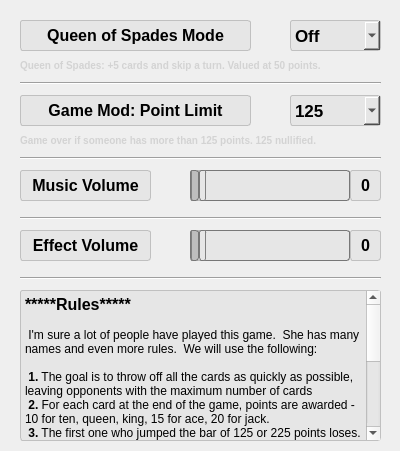
First picture: the form in optionwindow.ui, repository Dandddyy/Bridge, before the edit.
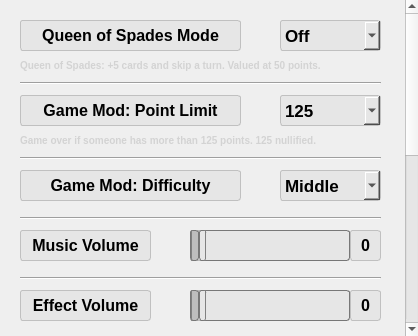
Second picture: the form after the edit.

The edit to the form file:
```diff
--- a/optionwindow.ui
+++ b/optionwindow.ui
@@ -6,8 +6,8 @@
    <rect>
     <x>0</x>
     <y>0</y>
-    <width>400</width>
-    <height>451</height>
+    <width>418</width>
+    <height>336</height>
    </rect>
   </property>
   <property name="windowTitle">
@@ -22,202 +22,77 @@
 background-color: rgb(163, 3, 47);
 }</string>
   </property>
-  <widget class="QComboBox" name="comboBox">
+  <widget class="QScrollArea" name="scrollArea">
    <property name="geometry">
     <rect>
-     <x>290</x>
-     <y>20</y>
-     <width>91</width>
-     <height>31</height>
+     <x>-1</x>
+     <y>-1</y>
+     <width>421</width>
+     <height>338</height>
     </rect>
    </property>
-   <property name="layoutDirection">
-    <enum>Qt::LeftToRight</enum>
-   </property>
    <property name="styleSheet">
-    <string notr="true">font-family: &quot;Segoe UI&quot;;
-    font-size: 13pt;
-    border: 1px solid;
-    border-color: rgb(192,192,192); 
-    border-radius: 3px; 
- background-color: rgb(230,230,230);
-    color: black;
-    font: bold;</string>
+    <string notr="true">QScrollArea QScrollBar:vertical {
+        border: 1px solid grey; /* Светло-серый цвет границы */
+        background: #F0F0F0; /* Светло-серый цвет фона полосы прокрутки */
+        width: 10px; /* Ширина полосы прокрутки */
+        border-radius: 4px; /* Скругление углов */
+    }
+
+    QScrollArea QScrollBar::handle:vertical {
+        background-color: darkgrey; /* Серый цвет ползунка */
+        min-height: 20px; /* Минимальная высота ползунка */
+        border-radius: 4px; /* Скругление углов ползунка */
+    }
+
+    QScrollArea QScrollBar::add-line:vertical, QScrollArea QScrollBar::sub-line:vertical {
+        border: none;
+        background: none;
+        height: 0px;
+    }
+
+    QScrollArea QScrollBar::up-arrow:vertical, QScrollArea QScrollBar::down-arrow:vertical {
+        width: 0px;
+        height: 0px;
+        background: none;
+    }
+
+    QScrollArea QScrollBar::add-page:vertical, QScrollArea QScrollBar::sub-page:vertical {
+        background: none;
+    }</string>
    </property>
-   <item>
-    <property name="text">
-     <string>Off</string>
-    </property>
-   </item>
-   <item>
-    <property name="text">
-     <string>On</string>
-    </property>
-   </item>
-  </widget>
-  <widget class="QLabel" name="label">
-   <property name="geometry">
-    <rect>
-     <x>20</x>
-     <y>20</y>
-     <width>231</width>
-     <height>31</height>
-    </rect>
+   <property name="widgetResizable">
+    <bool>true</bool>
    </property>
-   <property name="styleSheet">
-    <string notr="true">font-family: &quot;Segoe UI&quot;;
-    font-size: 12pt;
-    border: 1px solid;
-    border-color: rgb(192,192,192); 
-    border-radius: 3px; 
- background-color: rgb(230,230,230);
-    color: black;
-    font: bold;</string>
-   </property>
-   <property name="text">
-    <string>Queen of Spades Mode</string>
-   </property>
-   <property name="alignment">
-    <set>Qt::AlignCenter</set>
-   </property>
-  </widget>
-  <widget class="QLabel" name="label_2">
-   <property name="geometry">
-    <rect>
-     <x>20</x>
-     <y>55</y>
-     <width>301</width>
-     <height>21</height>
-    </rect>
-   </property>
-   <property name="styleSheet">
-    <string notr="true">font-family: &quot;Segoe UI&quot;;
-font: bold;
-font-size: 10px;
-color: lightgrey</string>
-   </property>
-   <property name="text">
-    <string>Queen of Spades: +5 cards and skip a turn. Valued at 50 points.</string>
-   </property>
-  </widget>
-  <widget class="Line" name="line">
-   <property name="geometry">
-    <rect>
-     <x>20</x>
-     <y>75</y>
-     <width>361</width>
-     <height>16</height>
-    </rect>
-   </property>
-   <property name="orientation">
-    <enum>Qt::Horizontal</enum>
-   </property>
-  </widget>
-  <widget class="QLabel" name="label_3">
-   <property name="geometry">
-    <rect>
-     <x>20</x>
-     <y>95</y>
-     <width>231</width>
-     <height>31</height>
-    </rect>
-   </property>
-   <property name="styleSheet">
-    <string notr="true">font-family: &quot;Segoe UI&quot;;
-    font-size: 12pt;
-    border: 1px solid;
-    border-color: rgb(192,192,192); 
-    border-radius: 3px; 
- background-color: rgb(230,230,230);
-    color: black;
-    font: bold;</string>
-   </property>
-   <property name="text">
-    <string>Game Mod: Point Limit</string>
-   </property>
-   <property name="alignment">
-    <set>Qt::AlignCenter</set>
-   </property>
-  </widget>
-  <widget class="QLabel" name="label_4">
-   <property name="geometry">
-    <rect>
-     <x>20</x>
-     <y>130</y>
-     <width>351</width>
-     <height>21</height>
-    </rect>
-   </property>
-   <property name="styleSheet">
-    <string notr="true">font-family: &quot;Segoe UI&quot;;
-font: bold;
-font-size: 10px;
-color: lightgrey</string>
-   </property>
-   <property name="text">
-    <string>Game over if someone has more than 125 points. 125 nullified.</string>
-   </property>
-  </widget>
-  <widget class="QComboBox" name="comboBox_2">
-   <property name="geometry">
-    <rect>
-     <x>290</x>
-     <y>95</y>
-     <width>91</width>
-     <height>31</height>
-    </rect>
-   </property>
-   <property name="layoutDirection">
-    <enum>Qt::LeftToRight</enum>
-   </property>
-   <property name="styleSheet">
-    <string notr="true">font-family: &quot;Segoe UI&quot;;
-    font-size: 13pt;
-    border: 1px solid;
-    border-color: rgb(192,192,192); 
-    border-radius: 3px; 
- background-color: rgb(230,230,230);
-    color: black;
-    font: bold;</string>
-   </property>
-   <item>
-    <property name="text">
-     <string>125</string>
+   <widget class="QWidget" name="scrollAreaWidgetContents_2">
+    <property name="geometry">
+     <rect>
+      <x>0</x>
+      <y>0</y>
+      <width>409</width>
+      <height>729</height>
+     </rect>
     </property>
-   </item>
-   <item>
-    <property name="text">
-     <string>225</string>
+    <property name="minimumSize">
+     <size>
+      <width>0</width>
+      <height>729</height>
+     </size>
     </property>
-   </item>
-  </widget>
-  <widget class="Line" name="line_2">
-   <property name="geometry">
-    <rect>
-     <x>20</x>
-     <y>150</y>
-     <width>361</width>
-     <height>16</height>
-    </rect>
-   </property>
-   <property name="orientation">
-    <enum>Qt::Horizontal</enum>
-   </property>
-  </widget>
-  <widget class="QTextEdit" name="textEdit">
-   <property name="geometry">
-    <rect>
-     <x>20</x>
-     <y>290</y>
-     <width>361</width>
-     <height>151</height>
-    </rect>
-   </property>
-   <property name="contextMenuPolicy">
-    <enum>Qt::DefaultContextMenu</enum>
-   </property>
-   <property name="styleSheet">
-    <string notr="true">QTextEdit {
+    <widget class="QTextEdit" name="textEdit">
+     <property name="geometry">
+      <rect>
+       <x>20</x>
+       <y>350</y>
+       <width>361</width>
+       <height>361</height>
+      </rect>
+     </property>
+     <property name="contextMenuPolicy">
+      <enum>Qt::DefaultContextMenu</enum>
+     </property>
+     <property name="styleSheet">
+      <string notr="true">QTextEdit {
     font-family: &quot;Segoe UI&quot;;
     font-size: 12pt;
     border: 1px solid rgb(192,192,192);
@@ -282,19 +157,155 @@
 &lt;p style=&quot; margin-top:0px; margin-bottom:0px; margin-left:0px; margin-right:0px; -qt-block-indent:0; text-indent:0px;&quot;&gt;&lt;span style=&quot; font-size:9pt; font-weight:400;&quot;&gt; &lt;/span&gt;&lt;span style=&quot; font-size:9pt;&quot;&gt;8. &lt;/span&gt;&lt;span style=&quot; font-size:9pt; font-weight:400;&quot;&gt;Jack - can fall on any suit and you can order any suit&lt;/span&gt;&lt;/p&gt;
 &lt;p style=&quot; margin-top:0px; margin-bottom:0px; margin-left:0px; margin-right:0px; -qt-block-indent:0; text-indent:0px;&quot;&gt;&lt;span style=&quot; font-size:9pt; font-weight:400;&quot;&gt; &lt;/span&gt;&lt;span style=&quot; font-size:9pt;&quot;&gt;9. &lt;/span&gt;&lt;span style=&quot; font-size:9pt; font-weight:400;&quot;&gt;Ace - the next player skips a turn&lt;/span&gt;&lt;/p&gt;
 &lt;p style=&quot; margin-top:0px; margin-bottom:0px; margin-left:0px; margin-right:0px; -qt-block-indent:0; text-indent:0px;&quot;&gt;&lt;span style=&quot; font-size:9pt;&quot;&gt;10. &lt;/span&gt;&lt;span style=&quot; font-size:9pt; font-weight:400;&quot;&gt;Finished the game with a jack: -20 points, two jacks: -40, etc.&lt;/span&gt;&lt;/p&gt;&lt;/body&gt;&lt;/html&gt;</string>
-   </property>
-  </widget>
-  <widget class="QSlider" name="horizontalSlider">
-   <property name="geometry">
-    <rect>
-     <x>190</x>
-     <y>170</y>
-     <width>160</width>
-     <height>31</height>
-    </rect>
-   </property>
-   <property name="styleSheet">
-    <string notr="true">QSlider::groove:horizontal {
+     </property>
+    </widget>
+    <widget class="QLabel" name="label_2">
+     <property name="geometry">
+      <rect>
+       <x>20</x>
+       <y>55</y>
+       <width>301</width>
+       <height>21</height>
+      </rect>
+     </property>
+     <property name="styleSheet">
+      <string notr="true">font-family: &quot;Segoe UI&quot;;
+font: bold;
+font-size: 10px;
+color: lightgrey</string>
+     </property>
+     <property name="text">
+      <string>Queen of Spades: +5 cards and skip a turn. Valued at 50 points.</string>
+     </property>
+    </widget>
+    <widget class="Line" name="line_2">
+     <property name="geometry">
+      <rect>
+       <x>20</x>
+       <y>210</y>
+       <width>361</width>
+       <height>16</height>
+      </rect>
+     </property>
+     <property name="orientation">
+      <enum>Qt::Horizontal</enum>
+     </property>
+    </widget>
+    <widget class="Line" name="line_3">
+     <property name="geometry">
+      <rect>
+       <x>20</x>
+       <y>270</y>
+       <width>361</width>
+       <height>16</height>
+      </rect>
+     </property>
+     <property name="orientation">
+      <enum>Qt::Horizontal</enum>
+     </property>
+    </widget>
+    <widget class="QLabel" name="label_4">
+     <property name="geometry">
+      <rect>
+       <x>20</x>
+       <y>130</y>
+       <width>351</width>
+       <height>21</height>
+      </rect>
+     </property>
+     <property name="styleSheet">
+      <string notr="true">font-family: &quot;Segoe UI&quot;;
+font: bold;
+font-size: 10px;
+color: lightgrey</string>
+     </property>
+     <property name="text">
+      <string>Game over if someone has more than 125 points. 125 nullified.</string>
+     </property>
+    </widget>
+    <widget class="QComboBox" name="comboBox">
+     <property name="geometry">
+      <rect>
+       <x>280</x>
+       <y>20</y>
+       <width>101</width>
+       <height>31</height>
+      </rect>
+     </property>
+     <property name="layoutDirection">
+      <enum>Qt::LeftToRight</enum>
+     </property>
+     <property name="styleSheet">
+      <string notr="true">font-family: &quot;Segoe UI&quot;;
+    font-size: 13pt;
+    border: 1px solid;
+    border-color: rgb(192,192,192); 
+    border-radius: 3px; 
+ background-color: rgb(230,230,230);
+    color: black;
+    font: bold;</string>
+     </property>
+     <item>
+      <property name="text">
+       <string>Off</string>
+      </property>
+     </item>
+     <item>
+      <property name="text">
+       <string>On</string>
+      </property>
+     </item>
+    </widget>
+    <widget class="QLabel" name="label_8">
+     <property name="geometry">
+      <rect>
+       <x>350</x>
+       <y>290</y>
+       <width>31</width>
+       <height>31</height>
+      </rect>
+     </property>
+     <property name="styleSheet">
+      <string notr="true">font-family: &quot;Segoe UI&quot;;
+    font-size: 12pt;
+    border: 1px solid;
+    border-color: rgb(192,192,192); 
+    border-radius: 3px; 
+ background-color: rgb(230,230,230);
+    color: black;
+    font: bold;</string>
+     </property>
+     <property name="text">
+      <string>0</string>
+     </property>
+     <property name="alignment">
+      <set>Qt::AlignCenter</set>
+     </property>
+    </widget>
+    <widget class="Line" name="line">
+     <property name="geometry">
+      <rect>
+       <x>20</x>
+       <y>75</y>
+       <width>361</width>
+       <height>16</height>
+      </rect>
+     </property>
+     <property name="orientation">
+      <enum>Qt::Horizontal</enum>
+     </property>
+    </widget>
+    <widget class="QSlider" name="horizontalSlider">
+     <property name="geometry">
+      <rect>
+       <x>190</x>
+       <y>230</y>
+       <width>160</width>
+       <height>31</height>
+      </rect>
+     </property>
+     <property name="styleSheet">
+      <string notr="true">QSlider::groove:horizontal {
     border: 1px solid #bbb;
     height: 29px;
     border-radius: 3px;
@@ -347,48 +358,55 @@
     border-radius: 3px;
 }
 </string>
-   </property>
-   <property name="orientation">
-    <enum>Qt::Horizontal</enum>
-   </property>
-  </widget>
-  <widget class="QLabel" name="label_5">
-   <property name="geometry">
-    <rect>
-     <x>20</x>
-     <y>170</y>
-     <width>131</width>
-     <height>31</height>
-    </rect>
-   </property>
-   <property name="styleSheet">
-    <string notr="true">font-family: &quot;Segoe UI&quot;;
-    font-size: 12pt;
+     </property>
+     <property name="orientation">
+      <enum>Qt::Horizontal</enum>
+     </property>
+    </widget>
+    <widget class="QComboBox" name="comboBox_2">
+     <property name="geometry">
+      <rect>
+       <x>280</x>
+       <y>95</y>
+       <width>101</width>
+       <height>31</height>
+      </rect>
+     </property>
+     <property name="layoutDirection">
+      <enum>Qt::LeftToRight</enum>
+     </property>
+     <property name="styleSheet">
+      <string notr="true">font-family: &quot;Segoe UI&quot;;
+    font-size: 13pt;
     border: 1px solid;
     border-color: rgb(192,192,192); 
     border-radius: 3px; 
  background-color: rgb(230,230,230);
     color: black;
     font: bold;</string>
-   </property>
-   <property name="text">
-    <string>Music Volume</string>
-   </property>
-   <property name="alignment">
-    <set>Qt::AlignCenter</set>
-   </property>
-  </widget>
-  <widget class="QLabel" name="label_6">
-   <property name="geometry">
-    <rect>
-     <x>350</x>
-     <y>170</y>
-     <width>31</width>
-     <height>31</height>
-    </rect>
-   </property>
-   <property name="styleSheet">
-    <string notr="true">font-family: &quot;Segoe UI&quot;;
+     </property>
+     <item>
+      <property name="text">
+       <string>125</string>
+      </property>
+     </item>
+     <item>
+      <property name="text">
+       <string>225</string>
+      </property>
+     </item>
+    </widget>
+    <widget class="QLabel" name="label_9">
+     <property name="geometry">
+      <rect>
+       <x>20</x>
+       <y>170</y>
+       <width>221</width>
+       <height>31</height>
+      </rect>
+     </property>
+     <property name="styleSheet">
+      <string notr="true">font-family: &quot;Segoe UI&quot;;
     font-size: 12pt;
     border: 1px solid;
     border-color: rgb(192,192,192); 
@@ -396,25 +414,25 @@
  background-color: rgb(230,230,230);
     color: black;
     font: bold;</string>
-   </property>
-   <property name="text">
-    <string>0</string>
-   </property>
-   <property name="alignment">
-    <set>Qt::AlignCenter</set>
-   </property>
-  </widget>
-  <widget class="QLabel" name="label_7">
-   <property name="geometry">
-    <rect>
-     <x>20</x>
-     <y>230</y>
-     <width>131</width>
-     <height>31</height>
-    </rect>
-   </property>
-   <property name="styleSheet">
-    <string notr="true">font-family: &quot;Segoe UI&quot;;
+     </property>
+     <property name="text">
+      <string>Game Mod: Difficulty</string>
+     </property>
+     <property name="alignment">
+      <set>Qt::AlignCenter</set>
+     </property>
+    </widget>
+    <widget class="QLabel" name="label_3">
+     <property name="geometry">
+      <rect>
+       <x>20</x>
+       <y>95</y>
+       <width>221</width>
+       <height>31</height>
+      </rect>
+     </property>
+     <property name="styleSheet">
+      <string notr="true">font-family: &quot;Segoe UI&quot;;
     font-size: 12pt;
     border: 1px solid;
     border-color: rgb(192,192,192); 
@@ -422,25 +440,25 @@
  background-color: rgb(230,230,230);
     color: black;
     font: bold;</string>
-   </property>
-   <property name="text">
-    <string>Effect Volume</string>
-   </property>
-   <property name="alignment">
-    <set>Qt::AlignCenter</set>
-   </property>
-  </widget>
-  <widget class="QSlider" name="horizontalSlider_2">
-   <property name="geometry">
-    <rect>
-     <x>190</x>
-     <y>230</y>
-     <width>160</width>
-     <height>31</height>
-    </rect>
-   </property>
-   <property name="styleSheet">
-    <string notr="true">QSlider::groove:horizontal {
+     </property>
+     <property name="text">
+      <string>Game Mod: Point Limit</string>
+     </property>
+     <property name="alignment">
+      <set>Qt::AlignCenter</set>
+     </property>
+    </widget>
+    <widget class="QSlider" name="horizontalSlider_2">
+     <property name="geometry">
+      <rect>
+       <x>190</x>
+       <y>290</y>
+       <width>160</width>
+       <height>31</height>
+      </rect>
+     </property>
+     <property name="styleSheet">
+      <string notr="true">QSlider::groove:horizontal {
     border: 1px solid #bbb;
     height: 29px;
     border-radius: 3px;
@@ -493,22 +511,22 @@
     border-radius: 3px;
 }
 </string>
-   </property>
-   <property name="orientation">
-    <enum>Qt::Horizontal</enum>
-   </property>
-  </widget>
-  <widget class="QLabel" name="label_8">
-   <property name="geometry">
-    <rect>
-     <x>350</x>
-     <y>230</y>
-     <width>31</width>
-     <height>31</height>
-    </rect>
-   </property>
-   <property name="styleSheet">
-    <string notr="true">font-family: &quot;Segoe UI&quot;;
+     </property>
+     <property name="orientation">
+      <enum>Qt::Horizontal</enum>
+     </property>
+    </widget>
+    <widget class="QLabel" name="label_6">
+     <property name="geometry">
+      <rect>
+       <x>350</x>
+       <y>230</y>
+       <width>31</width>
+       <height>31</height>
+      </rect>
+     </property>
+     <property name="styleSheet">
+      <string notr="true">font-family: &quot;Segoe UI&quot;;
     font-size: 12pt;
     border: 1px solid;
     border-color: rgb(192,192,192); 
@@ -516,39 +534,152 @@
  background-color: rgb(230,230,230);
     color: black;
     font: bold;</string>
-   </property>
-   <property name="text">
-    <string>0</string>
-   </property>
-   <property name="alignment">
-    <set>Qt::AlignCenter</set>
-   </property>
-  </widget>
-  <widget class="Line" name="line_3">
-   <property name="geometry">
-    <rect>
-     <x>20</x>
-     <y>210</y>
-     <width>361</width>
-     <height>16</height>
-    </rect>
-   </property>
-   <property name="orientation">
-    <enum>Qt::Horizontal</enum>
-   </property>
-  </widget>
-  <widget class="Line" name="line_4">
-   <property name="geometry">
-    <rect>
-     <x>20</x>
-     <y>270</y>
-     <width>361</width>
-     <height>16</height>
-    </rect>
-   </property>
-   <property name="orientation">
-    <enum>Qt::Horizontal</enum>
-   </property>
+     </property>
+     <property name="text">
+      <string>0</string>
+     </property>
+     <property name="alignment">
+      <set>Qt::AlignCenter</set>
+     </property>
+    </widget>
+    <widget class="Line" name="line_5">
+     <property name="geometry">
+      <rect>
+       <x>20</x>
+       <y>150</y>
+       <width>361</width>
+       <height>16</height>
+      </rect>
+     </property>
+     <property name="orientation">
+      <enum>Qt::Horizontal</enum>
+     </property>
+    </widget>
+    <widget class="Line" name="line_4">
+     <property name="geometry">
+      <rect>
+       <x>20</x>
+       <y>330</y>
+       <width>361</width>
+       <height>16</height>
+      </rect>
+     </property>
+     <property name="orientation">
+      <enum>Qt::Horizontal</enum>
+     </property>
+    </widget>
+    <widget class="QLabel" name="label_7">
+     <property name="geometry">
+      <rect>
+       <x>20</x>
+       <y>290</y>
+       <width>131</width>
+       <height>31</height>
+      </rect>
+     </property>
+     <property name="styleSheet">
+      <string notr="true">font-family: &quot;Segoe UI&quot;;
+    font-size: 12pt;
+    border: 1px solid;
+    border-color: rgb(192,192,192); 
+    border-radius: 3px; 
+ background-color: rgb(230,230,230);
+    color: black;
+    font: bold;</string>
+     </property>
+     <property name="text">
+      <string>Effect Volume</string>
+     </property>
+     <property name="alignment">
+      <set>Qt::AlignCenter</set>
+     </property>
+    </widget>
+    <widget class="QComboBox" name="comboBox_3">
+     <property name="geometry">
+      <rect>
+       <x>280</x>
+       <y>170</y>
+       <width>101</width>
+       <height>31</height>
+      </rect>
+     </property>
+     <property name="layoutDirection">
+      <enum>Qt::LeftToRight</enum>
+     </property>
+     <property name="styleSheet">
+      <string notr="true">font-family: &quot;Segoe UI&quot;;
+    font-size: 13pt;
+    border: 1px solid;
+    border-color: rgb(192,192,192); 
+    border-radius: 3px; 
+ background-color: rgb(230,230,230);
+    color: black;
+    font: bold;</string>
+     </property>
+     <item>
+      <property name="text">
+       <string>Middle</string>
+      </property>
+     </item>
+     <item>
+      <property name="text">
+       <string>Hard</string>
+      </property>
+     </item>
+    </widget>
+    <widget class="QLabel" name="label_5">
+     <property name="geometry">
+      <rect>
+       <x>20</x>
+       <y>230</y>
+       <width>131</width>
+       <height>31</height>
+      </rect>
+     </property>
+     <property name="styleSheet">
+      <string notr="true">font-family: &quot;Segoe UI&quot;;
+    font-size: 12pt;
+    border: 1px solid;
+    border-color: rgb(192,192,192); 
+    border-radius: 3px; 
+ background-color: rgb(230,230,230);
+    color: black;
+    font: bold;</string>
+     </property>
+     <property name="text">
+      <string>Music Volume</string>
+     </property>
+     <property name="alignment">
+      <set>Qt::AlignCenter</set>
+     </property>
+    </widget>
+    <widget class="QLabel" name="label">
+     <property name="geometry">
+      <rect>
+       <x>20</x>
+       <y>20</y>
+       <width>221</width>
+       <height>31</height>
+      </rect>
+     </property>
+     <property name="styleSheet">
+      <string notr="true">font-family: &quot;Segoe UI&quot;;
+    font-size: 12pt;
+    border: 1px solid;
+    border-color: rgb(192,192,192); 
+    border-radius: 3px; 
+ background-color: rgb(230,230,230);
+    color: black;
+    font: bold;</string>
+     </property>
+     <property name="text">
+      <string>Queen of Spades Mode</string>
+     </property>
+     <property name="alignment">
+      <set>Qt::AlignCenter</set>
+     </property>
+    </widget>
+   </widget>
   </widget>
  </widget>
  <resources/>
```
Left out of the diff: 6 changed lines with no effect on the pictures.
